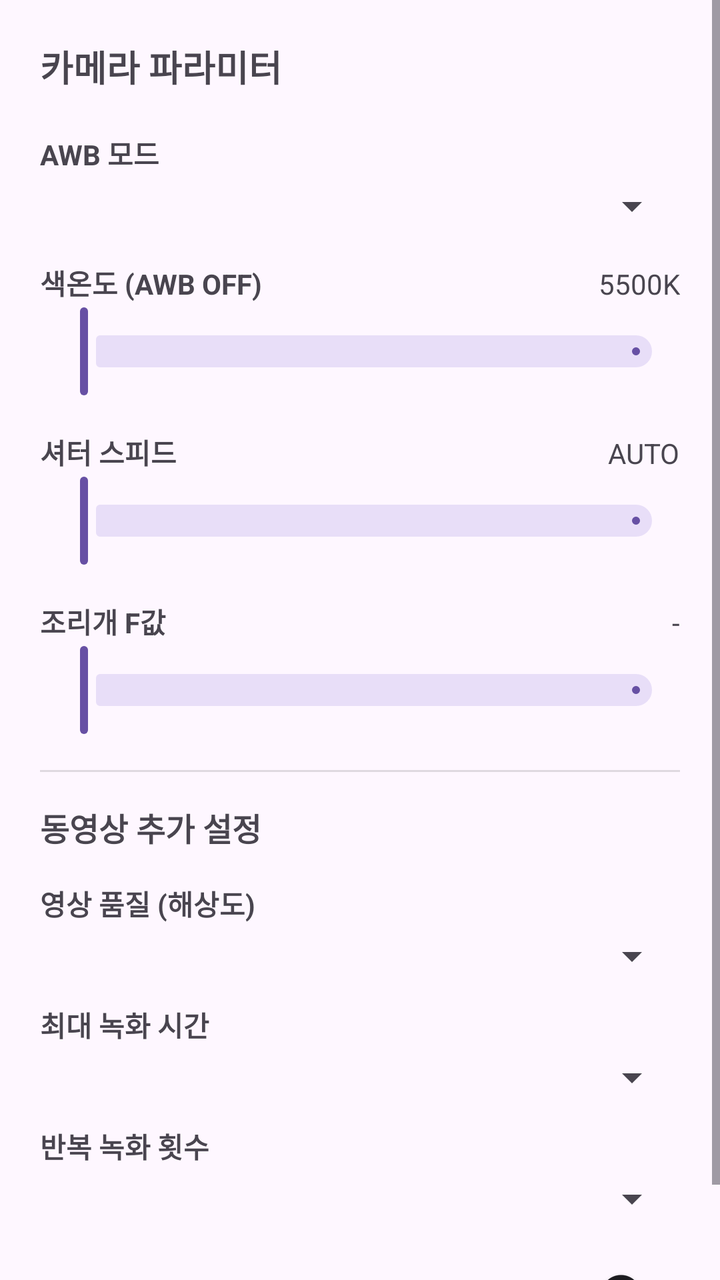
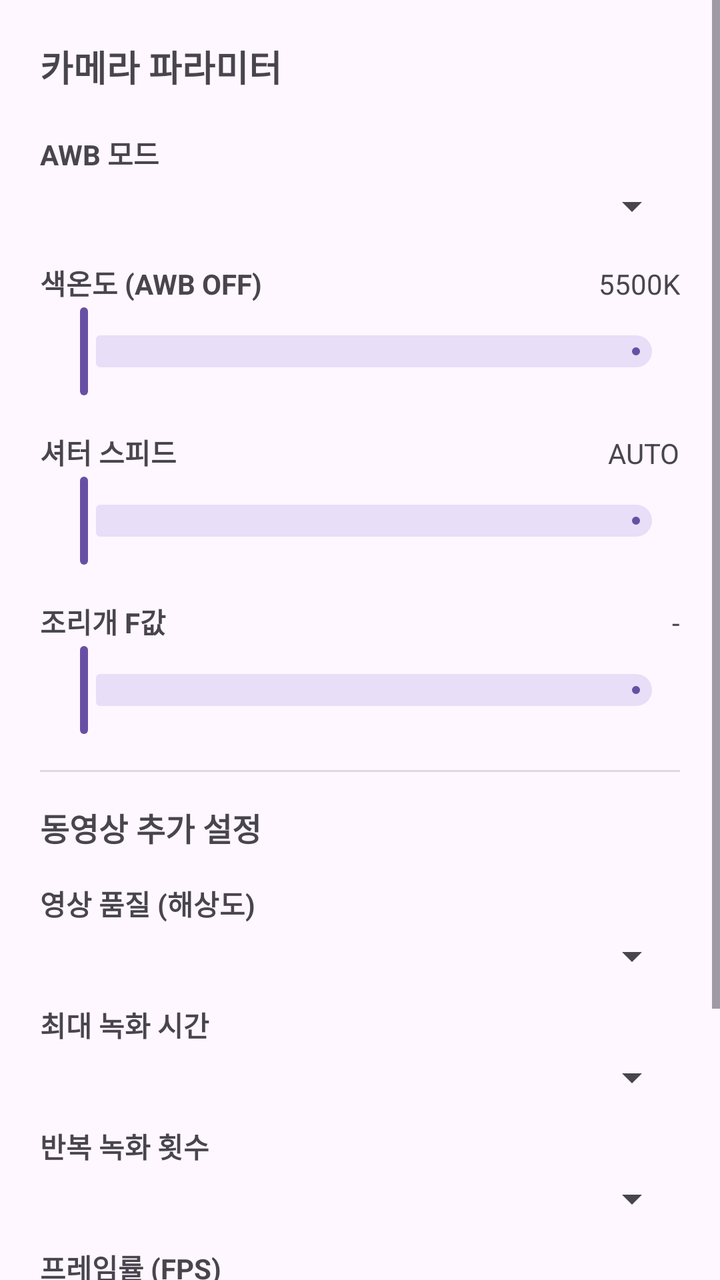

Two renders of the same Android screen: before a commit and after it. Below are the layout's source before the change and the commit's diff.
<!-- AndroidManifest.xml: application theme Theme.Camera2Study -->
<!-- res/layout/bottom_sheet_settings.xml -->
<?xml version="1.0" encoding="utf-8"?>
<ScrollView xmlns:android="http://schemas.android.com/apk/res/android"
    xmlns:app="http://schemas.android.com/apk/res-auto"
    android:layout_width="match_parent"
    android:layout_height="wrap_content">

    <LinearLayout
        android:layout_width="match_parent"
        android:layout_height="wrap_content"
        android:orientation="vertical"
        android:padding="20dp">

        <TextView
            android:layout_width="match_parent"
            android:layout_height="wrap_content"
            android:text="카메라 파라미터"
            android:textSize="18sp"
            android:textStyle="bold"
            android:paddingBottom="12dp" />

        <TextView
            android:layout_width="match_parent"
            android:layout_height="wrap_content"
            android:text="AWB 모드"
            android:textStyle="bold"
            android:paddingTop="8dp" />

        <Spinner
            android:id="@+id/spinnerAwb"
            android:layout_width="match_parent"
            android:layout_height="wrap_content"
            android:layout_marginTop="4dp" />

        <LinearLayout
            android:layout_width="match_parent"
            android:layout_height="wrap_content"
            android:orientation="horizontal"
            android:paddingTop="16dp">

            <TextView
                android:id="@+id/txtColorTempLabel"
                android:layout_width="0dp"
                android:layout_weight="1"
                android:layout_height="wrap_content"
                android:text="색온도 (AWB OFF)"
                android:textStyle="bold" />

            <TextView
                android:id="@+id/txtColorTempValue"
                android:layout_width="wrap_content"
                android:layout_height="wrap_content"
                android:text="5500K" />
        </LinearLayout>

        <com.google.android.material.slider.Slider
            android:id="@+id/sliderColorTemp"
            android:layout_width="match_parent"
            android:layout_height="wrap_content" />

        <LinearLayout
            android:layout_width="match_parent"
            android:layout_height="wrap_content"
            android:orientation="horizontal"
            android:paddingTop="16dp">

            <TextView
                android:id="@+id/txtExposureLabel"
                android:layout_width="0dp"
                android:layout_weight="1"
                android:layout_height="wrap_content"
                android:text="셔터 스피드"
                android:textStyle="bold" />

            <TextView
                android:id="@+id/txtExposureValue"
                android:layout_width="wrap_content"
                android:layout_height="wrap_content"
                android:text="AUTO" />
        </LinearLayout>

        <com.google.android.material.slider.Slider
            android:id="@+id/sliderExposure"
            android:layout_width="match_parent"
            android:layout_height="wrap_content" />

        <LinearLayout
            android:layout_width="match_parent"
            android:layout_height="wrap_content"
            android:orientation="horizontal"
            android:paddingTop="16dp">

            <TextView
                android:id="@+id/txtApertureLabel"
                android:layout_width="0dp"
                android:layout_weight="1"
                android:layout_height="wrap_content"
                android:text="조리개 F값"
                android:textStyle="bold" />

            <TextView
                android:id="@+id/txtApertureValue"
                android:layout_width="wrap_content"
                android:layout_height="wrap_content"
                android:text="-" />
        </LinearLayout>

        <com.google.android.material.slider.Slider
            android:id="@+id/sliderAperture"
            android:layout_width="match_parent"
            android:layout_height="wrap_content" />

        <View
            android:layout_width="match_parent"
            android:layout_height="1dp"
            android:background="?android:attr/listDivider"
            android:layout_marginVertical="16dp" />

        <TextView
            android:layout_width="match_parent"
            android:layout_height="wrap_content"
            android:text="동영상 추가 설정"
            android:textSize="16sp"
            android:textStyle="bold"
            android:paddingBottom="8dp" />

        <TextView
            android:layout_width="match_parent"
            android:layout_height="wrap_content"
            android:text="영상 품질 (해상도)"
            android:textStyle="bold"
            android:paddingTop="8dp" />

        <Spinner
            android:id="@+id/spinnerQuality"
            android:layout_width="match_parent"
            android:layout_height="wrap_content"
            android:layout_marginTop="4dp" />

        <TextView
            android:layout_width="match_parent"
            android:layout_height="wrap_content"
            android:text="최대 녹화 시간"
            android:textStyle="bold"
            android:paddingTop="12dp" />

        <Spinner
            android:id="@+id/spinnerMaxDuration"
            android:layout_width="match_parent"
            android:layout_height="wrap_content"
            android:layout_marginTop="4dp" />

        <TextView
            android:layout_width="match_parent"
            android:layout_height="wrap_content"
            android:text="반복 녹화 횟수"
            android:textStyle="bold"
            android:paddingTop="12dp" />

        <Spinner
            android:id="@+id/spinnerRepeatCount"
            android:layout_width="match_parent"
            android:layout_height="wrap_content"
            android:layout_marginTop="4dp" />

        <com.google.android.material.switchmaterial.SwitchMaterial
            android:id="@+id/switchOptimization"
            android:layout_width="match_parent"
            android:layout_height="wrap_content"
            android:layout_marginTop="12dp"
            android:text="파일 크기 최적화 (저용량 유도)"
            android:textStyle="bold" />

    </LinearLayout>
</ScrollView>
<!-- resources referenced by this layout -->
<resources>
  <style name="Theme.Camera2Study" parent="Theme.Material3.DayNight.NoActionBar">
          <item name="android:statusBarColor" tools:targetApi="l">@android:color/black</item>
          <item name="android:navigationBarColor">@android:color/black</item>
      </style>
</resources>

<!-- the commit's change to res/layout/bottom_sheet_settings.xml (unified diff, before → after) -->
@@ -162,12 +162,33 @@
             android:layout_height="wrap_content"
             android:layout_marginTop="4dp" />
 
+        <TextView
+            android:layout_width="match_parent"
+            android:layout_height="wrap_content"
+            android:text="프레임률 (FPS)"
+            android:textStyle="bold"
+            android:paddingTop="12dp" />
+
+        <Spinner
+            android:id="@+id/spinnerFps"
+            android:layout_width="match_parent"
+            android:layout_height="wrap_content"
+            android:layout_marginTop="4dp" />
+
         <com.google.android.material.switchmaterial.SwitchMaterial
-            android:id="@+id/switchOptimization"
+            android:id="@+id/switchHdr"
             android:layout_width="match_parent"
             android:layout_height="wrap_content"
             android:layout_marginTop="12dp"
-            android:text="파일 크기 최적화 (저용량 유도)"
+            android:text="HDR 10-bit (지원 단말 한정)"
+            android:textStyle="bold" />
+
+        <com.google.android.material.switchmaterial.SwitchMaterial
+            android:id="@+id/switchLocationTag"
+            android:layout_width="match_parent"
+            android:layout_height="wrap_content"
+            android:layout_marginTop="12dp"
+            android:text="위치 태그 (기본 OFF)"
             android:textStyle="bold" />
 
     </LinearLayout>
